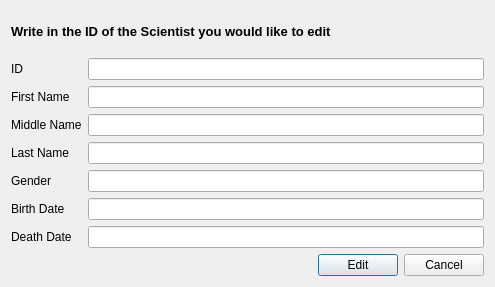
Above: Skil 3/UI/editscientist.ui from SenpaiPlz/0011Week before the change. Below: the same form after it.
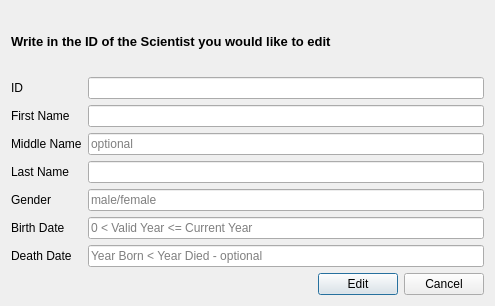
That is the form after the change. Icons and pictures are not drawn.

```diff
--- a/Skil 3/UI/editscientist.ui
+++ b/Skil 3/UI/editscientist.ui
@@ -7,7 +7,7 @@
     <x>0</x>
     <y>0</y>
     <width>495</width>
-    <height>287</height>
+    <height>306</height>
    </rect>
   </property>
   <property name="font">
@@ -72,7 +72,11 @@
       </widget>
      </item>
      <item row="2" column="1">
-      <widget class="QLineEdit" name="edit_middle_name"/>
+      <widget class="QLineEdit" name="edit_middle_name">
+       <property name="placeholderText">
+        <string>optional</string>
+       </property>
+      </widget>
      </item>
      <item row="3" column="0">
       <widget class="QLabel" name="label_5">
@@ -92,7 +96,11 @@
       </widget>
      </item>
      <item row="4" column="1">
-      <widget class="QLineEdit" name="edit_gender"/>
+      <widget class="QLineEdit" name="edit_gender">
+       <property name="placeholderText">
+        <string>male/female</string>
+       </property>
+      </widget>
      </item>
      <item row="5" column="0">
       <widget class="QLabel" name="label_7">
@@ -102,7 +110,11 @@
       </widget>
      </item>
      <item row="5" column="1">
-      <widget class="QLineEdit" name="edit_bday"/>
+      <widget class="QLineEdit" name="edit_bday">
+       <property name="placeholderText">
+        <string>0 &lt; Valid Year &lt;= Current Year</string>
+       </property>
+      </widget>
      </item>
      <item row="6" column="0">
       <widget class="QLabel" name="label_8">
@@ -112,7 +124,14 @@
       </widget>
      </item>
      <item row="6" column="1">
-      <widget class="QLineEdit" name="edit_dday"/>
+      <widget class="QLineEdit" name="edit_dday">
+       <property name="text">
+        <string/>
+       </property>
+       <property name="placeholderText">
+        <string>Year Born &lt; Year Died - optional</string>
+       </property>
+      </widget>
      </item>
     </layout>
    </item>
```
